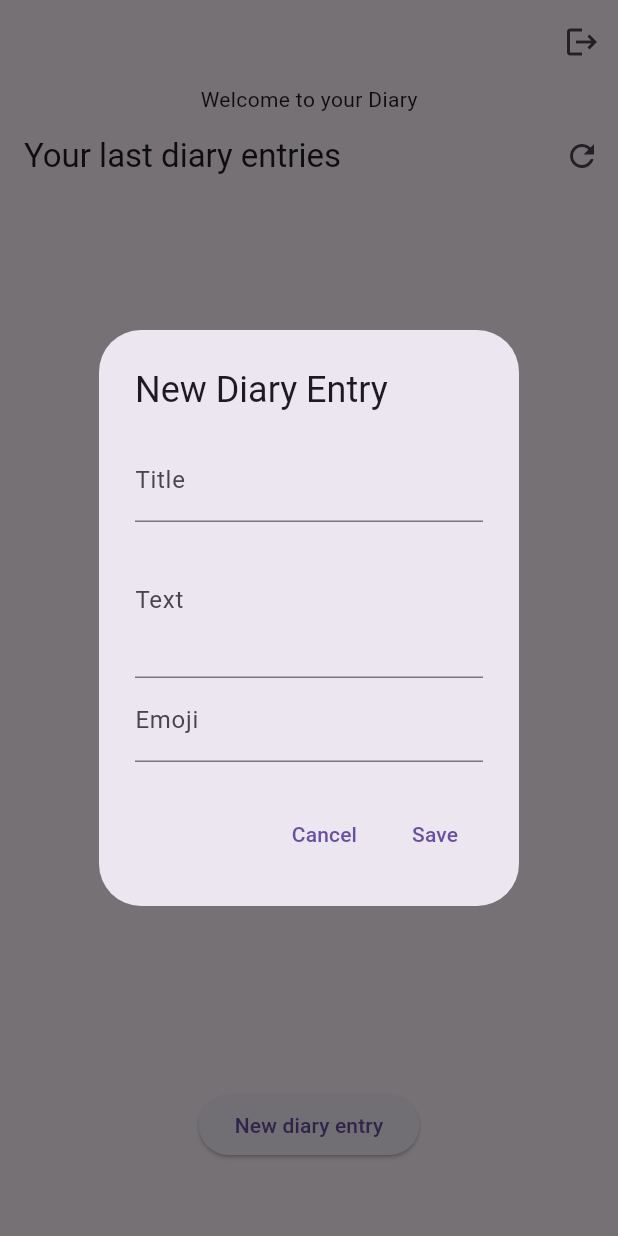
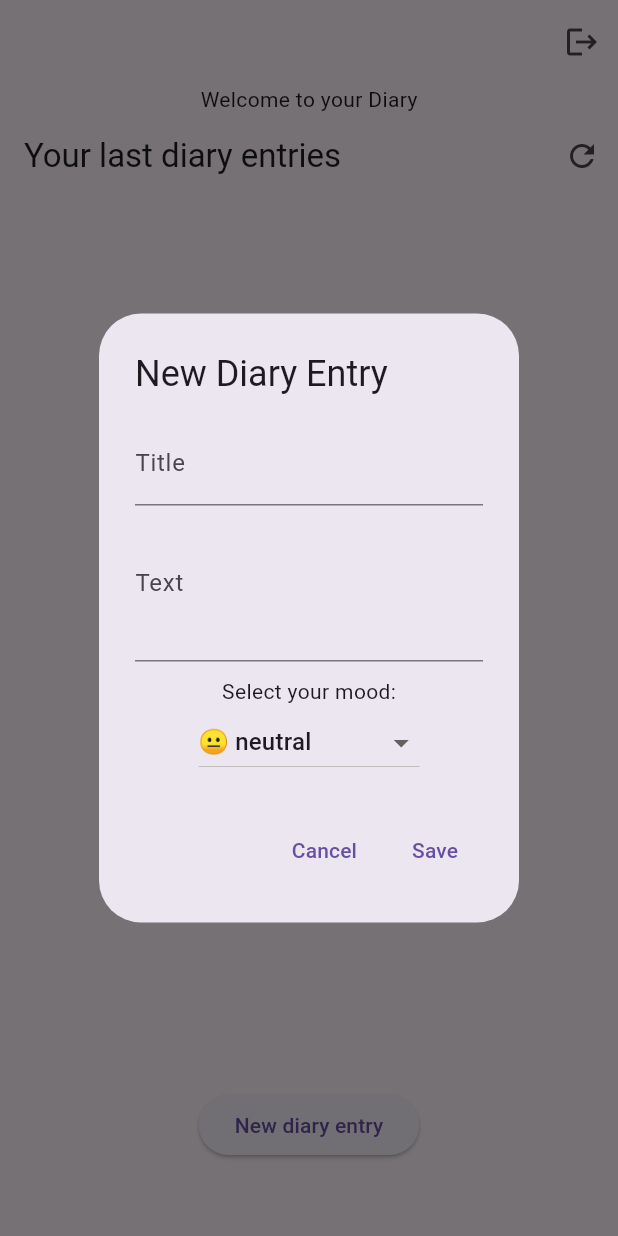
Before and after one commit to BenJ3D/mobile_04, a Flutter app: the screen it shows once a user with an empty profile is signed in, after a tap on "New diary entry", on a phone screen of 412 x 824 dp. Run offline on Flutter 3.47's test engine with Material 3 defaults, Android fonts, the phone set to English and light mode, and no system bars; our stand-ins replace firebase_auth, firebase_core, firebase_database, google_sign_in; accounts and stored records are empty.

Commit message:
ajout list choix icon + agrandissement choix liste icon mood

```diff
--- a/diaryapp/lib/DiaryPage.dart
+++ b/diaryapp/lib/DiaryPage.dart
@@ -4,6 +4,8 @@ import 'package:firebase_auth/firebase_auth.dart';
 import 'package:firebase_database/firebase_database.dart';
 import 'package:flutter/material.dart';
 import 'package:google_sign_in/google_sign_in.dart';
+
+import 'icon_list.dart';
 
 class DiaryPage extends StatefulWidget {
   DiaryPage();
@@ -17,14 +19,17 @@ class _DiaryPageState extends State<DiaryPage> {
   final FirebaseAuth _auth = FirebaseAuth.instance;
   final NoteService _noteService = NoteService();
 
+  String _selectedMood = 'neutral'; // Valeur par défaut
+
   void _showAddNoteDialog() {
     final TextEditingController titleController = TextEditingController();
     final TextEditingController textController = TextEditingController();
-    final TextEditingController iconController = TextEditingController();
 
     showDialog(
       context: context,
       builder: (BuildContext context) {
+        return StatefulBuilder(
+          builder: (context, setState) {
             return AlertDialog(
               title: const Text('New Diary Entry'),
               content: SingleChildScrollView(
@@ -40,9 +45,22 @@ class _DiaryPageState extends State<DiaryPage> {
                       decoration: const InputDecoration(labelText: 'Text'),
                       maxLines: 3,
                     ),
-                TextField(
-                  controller: iconController,
-                  decoration: const InputDecoration(labelText: 'Emoji'),
+                    const SizedBox(height: 10),
+                    const Text('Select your mood:'),
+                    DropdownButton<String>(
+                      value: _selectedMood,
+                      onChanged: (String? newValue) {
+                        setState(() {
+                          _selectedMood = newValue ?? 'neutral';
+                        });
+                      },
+                      items: moodIcons.keys
+                          .map<DropdownMenuItem<String>>((String value) {
+                        return DropdownMenuItem<String>(
+                          value: value,
+                          child: Text('${moodIcons[value]} $value'),
+                        );
+                      }).toList(),
                     ),
                   ],
                 ),
@@ -62,7 +80,7 @@ class _DiaryPageState extends State<DiaryPage> {
                       await _noteService.addNote(
                         titleController.text,
                         textController.text,
-                    iconController.text,
+                        _selectedMood, // Sauvegarde l'émoticône sélectionnée
                       );
                       Navigator.of(context).pop();
                     } else {
@@ -74,6 +92,8 @@ class _DiaryPageState extends State<DiaryPage> {
             );
           },
         );
+      },
+    );
   }
 
   void _addNote() async {
@@ -82,6 +102,8 @@ class _DiaryPageState extends State<DiaryPage> {
 
     // Vérifiez si l'utilisateur est bien connecté
     if (currentUser != null) {
+      _selectedMood =
+          'neutral'; // Réinitialiser la valeur par défaut avant d'afficher le dialogue
       _showAddNoteDialog();
     } else {
       print("No user is signed in");
--- a/diaryapp/lib/NotesPage.dart
+++ b/diaryapp/lib/NotesPage.dart
@@ -1,6 +1,8 @@
 import 'package:diaryapp/services/NoteService.dart';
 import 'package:flutter/material.dart';
 import 'package:intl/intl.dart';
+
+import 'icon_list.dart';
 
 class NotesPage extends StatefulWidget {
   NotesPage();
@@ -71,7 +73,8 @@ class _NotesPageState extends State<NotesPage> {
               children: <Widget>[
                 Text('Date: $formattedDate'),
                 const SizedBox(height: 10),
-                Text('Icon: ${note['icon']}'),
+                Text(
+                    'Mood: ${moodIcons[note['icon']] ?? note['icon']}'), // Afficher l'humeur ou le texte brut
                 const SizedBox(height: 10),
                 Text('Text:'),
                 const SizedBox(height: 5),
@@ -140,7 +143,9 @@ class _NotesPageState extends State<NotesPage> {
                         subtitle: Column(
                           crossAxisAlignment: CrossAxisAlignment.start,
                           children: [
-                            Text(note['icon']),
+                            Text(moodIcons[note['icon']] ??
+                                note[
+                                    'icon']), // Afficher l'émoticône ou le texte brut
                             const SizedBox(
                                 height: 4), // Espace entre le texte et la date
                             Text(
--- /dev/null
+++ b/diaryapp/lib/icon_list.dart
@@ -0,0 +1,77 @@
+// Liste des sentiments avec leurs émoticônes correspondantes
+final Map<String, String> moodIcons = {
+  'happy': '😊',
+  'sad': '😢',
+  'angry': '😡',
+  'surprised': '😮',
+  'neutral': '😐',
+  'excited': '🤩',
+  'bored': '😒',
+  'confused': '😕',
+  'content': '😌',
+  'curious': '🤔',
+  'disappointed': '😞',
+  'embarrassed': '😳',
+  'frustrated': '😤',
+  'hopeful': '🤞',
+  'in_love': '😍',
+  'jealous': '😒',
+  'nervous': '😬',
+  'proud': '😏',
+  'relaxed': '😌',
+  'scared': '😱',
+  'shocked': '😲',
+  'sick': '🤢',
+  'sleepy': '😴',
+  'stressed': '😖',
+  'surprised': '😯',
+  'thankful': '🙏',
+  'tired': '😪',
+  'worried': '😟',
+  'playful': '😜',
+  'angry_alt': '🤬',
+  'joyful': '😁',
+  'crying': '😭',
+  'laughing': '😂',
+  'thinking': '🤔',
+  'blushing': '😊',
+  'heartbroken': '💔',
+  'party': '🥳',
+  'suspicious': '😒',
+  'nauseous': '🤢',
+  'disgusted': '🤮',
+  'awkward': '😬',
+  'cool': '😎',
+  'surprised_alt': '😲',
+  'annoyed': '😠',
+  'relieved': '😌',
+  'smirking': '😏',
+  'grinning': '😁',
+  'mischievous': '😈',
+  'crying_loudly': '😭',
+  'victorious': '🏆',
+  'meditative': '🧘',
+  'praying': '🙏',
+  'facepalm': '🤦',
+  'shrugging': '🤷',
+  'mind_blown': '🤯',
+  'sleeping': '💤',
+  'dreaming': '💭',
+  'thinking_hard': '🤔',
+  'whistling': '😗',
+  'yawning': '🥱',
+  'sweating': '😅',
+  'puzzled': '🧐',
+  'nodding': '🤝',
+  'shushing': '🤫',
+  'winking': '😉',
+};
+
+// final Map<String, String> moodIcons = {
+//   'happy': '😊',
+//   'sad': '😢',
+//   'angry': '😡',
+//   'surprised': '😮',
+//   'neutral': '😐',
+//   'excited': '🤩',
+// };
```
Lines whose indentation alone changed are shown as unchanged.
